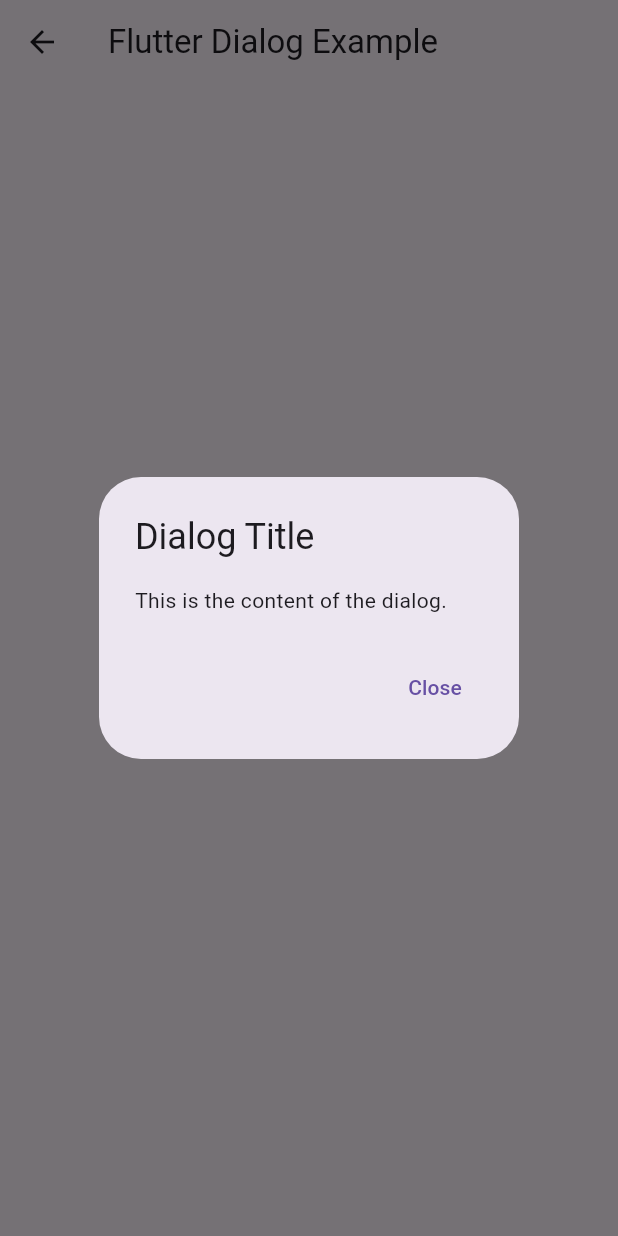
After one commit to ibrahem063/psychePulse, a Flutter app: the AlertDia screen opened directly, after a tap on "Show Dialog", on a phone screen of 412 x 824 dp. The commit adds this screen. Run offline on Flutter 3.47's test engine with Material 3 defaults, Android fonts, the phone set to English and light mode, and no system bars; our stand-ins replace conditional_builder_null_safety, file_picker.

Commit message:
alert dialog

```diff
--- a/lib/main.dart
+++ b/lib/main.dart
@@ -19,7 +19,7 @@ class MyApp extends StatelessWidget {
       ),
         debugShowCheckedModeBanner: false,
         debugShowMaterialGrid: false,
-       home: Profile_user(),
+       home: HomeLayout(),
     );
   }
 }
--- /dev/null
+++ b/lib/view/widget/compoents/AlertBox.dart
@@ -0,0 +1,36 @@
+import 'package:flutter/material.dart';
+
+class AlertDia extends StatelessWidget {
+  @override
+  Widget build(BuildContext context) {
+    return Scaffold(
+      appBar: AppBar(
+        title: Text('Flutter Dialog Example'),
+      ),
+      body: Center(
+        child: ElevatedButton(
+          onPressed: () {
+            showDialog(
+              context: context,
+              builder: (BuildContext context) {
+                return AlertDialog(
+                  title: Text('Dialog Title'),
+                  content: Text('This is the content of the dialog.'),
+                  actions: [
+                    TextButton(
+                      onPressed: () {
+                        Navigator.of(context).pop();
+                      },
+                      child: Text('Close'),
+                    ),
+                  ],
+                );
+              },
+            );
+          },
+          child: Text('Show Dialog'),
+        ),
+      ),
+    );
+  }
+}
--- a/lib/view/widget/profile/CircularProfilePicture.dart
+++ b/lib/view/widget/profile/CircularProfilePicture.dart
@@ -13,8 +13,8 @@ class CircularProfilePicture extends StatelessWidget {
     return ClipOval(
       child: Image.asset(
         imagePath,
-        width: 2 * radius,
-        height: 2 * radius,
+        width: 5 * radius,
+        height: 5 * radius,
         fit: BoxFit.cover,
       ),
     );
```
Also changed, not shown: lib/view/screen/home_layout.dart (+194 -39 lines), 3 other files.
